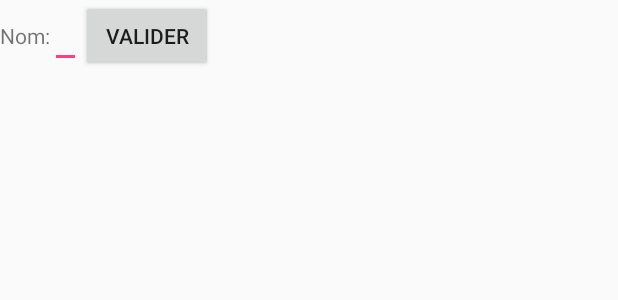
After one commit to Pop115/polydroid, an Android app: the layout parametres.xml on its own in the app's theme, with its tools: preview values and no code run, on a phone screen of 412 x 824 dp. The commit adds this screen. Shown: the top 300 px of the screen. Run offline under Robolectric (Android 15) with nearby library versions, the phone set to English and light mode, and no system bars.

Commit message:
bugfix too late

```diff
--- a/app/src/main/AndroidManifest.xml
+++ b/app/src/main/AndroidManifest.xml
@@ -35,6 +35,9 @@
             android:parentActivityName=".MainActivity">
         </activity>
 
+        <activity android:name=".SettingsActivity"
+            android:parentActivityName=".MainActivity"/>
+
     </application>
 
 
--- a/app/src/main/java/si3/polytech/polydroid/FormulaireActivity.java
+++ b/app/src/main/java/si3/polytech/polydroid/FormulaireActivity.java
@@ -61,14 +61,14 @@ public class FormulaireActivity extends AppCompatActivity {
         int month = calendar.get(Calendar.MONTH) + 1;
         int year = calendar.get(Calendar.YEAR);
         DecimalFormat mFormat = new DecimalFormat("00");
-        dateText.setText(mFormat.format(Double.valueOf(day)) + "/" + mFormat.format(Double.valueOf(month)) + "/" + year);
+        dateText.setText(mFormat.format(day) + "/" + mFormat.format(month) + "/" + year);
 
         TextView dateTextWanted = (TextView) this.findViewById(R.id.formDate2);
         calendar.add(Calendar.DATE, 1);
         int day2 = calendar.get(Calendar.DAY_OF_MONTH);
         int month2 = calendar.get(Calendar.MONTH) + 1;
         int year2 = calendar.get(Calendar.YEAR);
-        dateTextWanted.setText(mFormat.format(Double.valueOf(day2)) + "/" + mFormat.format(Double.valueOf(month2)) + "/" + year2);
+        dateTextWanted.setText(mFormat.format(day2) + "/" + mFormat.format(month2) + "/" + year2);
 
         ImageButton calendarImage = (ImageButton) this.findViewById(R.id.calendarImage);
         calendarImage.setOnClickListener(new View.OnClickListener() {
--- a/app/src/main/java/si3/polytech/polydroid/MainActivity.java
+++ b/app/src/main/java/si3/polytech/polydroid/MainActivity.java
@@ -92,7 +92,8 @@ public class MainActivity extends AppCompatActivity
             Intent intent = new Intent(this, FormulaireActivity.class);
             startActivity(intent);
         } else if (id == R.id.parametres) {
-
+            Intent intent = new Intent(this, SettingsActivity.class);
+            startActivity(intent);
         }
 
         DrawerLayout drawer = (DrawerLayout) findViewById(R.id.drawer_layout);
--- /dev/null
+++ b/app/src/main/res/layout/parametres.xml
@@ -0,0 +1,24 @@
+<?xml version="1.0" encoding="utf-8"?>
+<LinearLayout
+    xmlns:android="http://schemas.android.com/apk/res/android" android:layout_width="match_parent"
+    android:layout_height="match_parent">
+
+    <TextView
+        android:layout_width="wrap_content"
+        android:layout_height="wrap_content"
+        android:text="Nom:"/>
+
+    <EditText android:layout_height="wrap_content"
+        android:layout_width="wrap_content"
+        android:id="@+id/editName">
+
+    </EditText>
+
+    <Button android:layout_height="wrap_content"
+        android:layout_width="wrap_content"
+        android:text="Valider"
+        android:id="@+id/validButton">
+
+    </Button>
+
+</LinearLayout>
```
Also changed, not shown: app/src/main/java/si3/polytech/polydroid/CustomRecyclerAdapter.java (+7 -1 lines), app/src/main/java/si3/polytech/polydroid/DetailsActivity.java (+10 -2 lines), app/src/main/java/si3/polytech/polydroid/SettingsActivity.java (added, +36 -0 lines).
